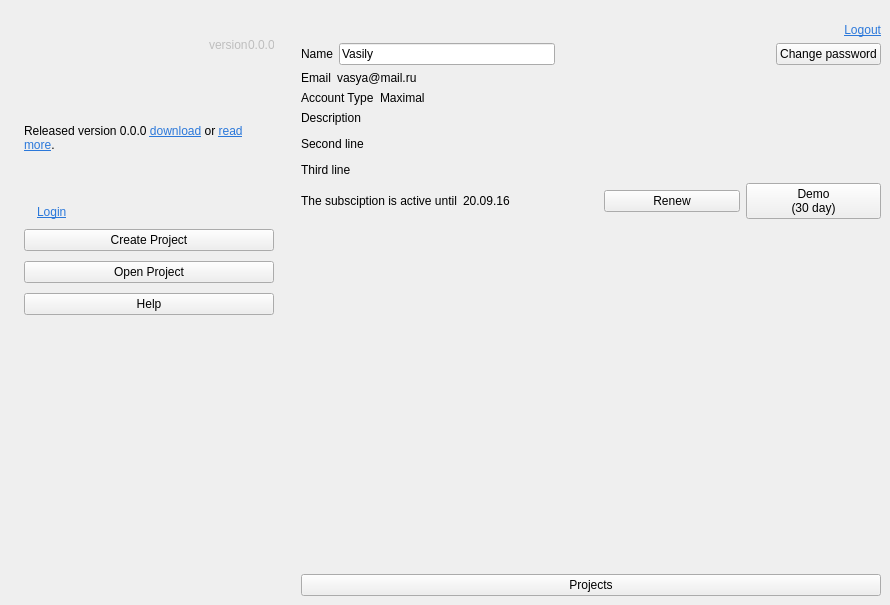
The window that src/bin/scenarist-desktop/UserInterfaceLayer/StartUp/StartUpView.ui (dimkanovikov/KITScenarist) describes before a commit, drawn with Qt 5.
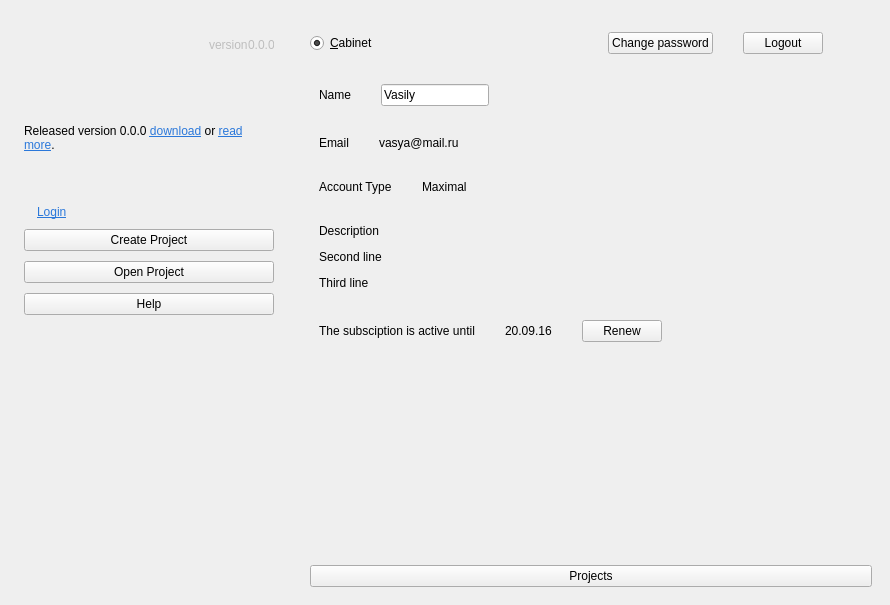
The same window after the commit. Icons and pictures are not drawn.

Commit message: New StartUp window

```diff
--- a/src/bin/scenarist-desktop/UserInterfaceLayer/StartUp/StartUpView.ui
+++ b/src/bin/scenarist-desktop/UserInterfaceLayer/StartUp/StartUpView.ui
@@ -496,22 +496,107 @@
         </widget>
         <widget class="QWidget" name="cabinetPage">
          <layout class="QVBoxLayout" name="verticalLayout_2">
+          <property name="spacing">
+           <number>30</number>
+          </property>
+          <property name="leftMargin">
+           <number>18</number>
+          </property>
+          <property name="topMargin">
+           <number>18</number>
+          </property>
+          <property name="rightMargin">
+           <number>18</number>
+          </property>
+          <property name="bottomMargin">
+           <number>18</number>
+          </property>
           <item>
-           <widget class="QLabel" name="logout">
+           <layout class="QHBoxLayout" name="horizontalLayout_8">
+            <item>
+             <widget class="QRadioButton" name="cabinetHeader">
+              <property name="minimumSize">
+               <size>
+                <width>0</width>
+                <height>0</height>
+               </size>
+              </property>
             <property name="text">
-             <string>&lt;a href=&quot;#&quot; style=&quot;color:#2b78da;&quot;&gt;Logout&lt;/a&gt;</string>
-            </property>
-            <property name="alignment">
-             <set>Qt::AlignRight|Qt::AlignTrailing|Qt::AlignVCenter</set>
-            </property>
-            <property name="margin">
-             <number>0</number>
-            </property>
-            <property name="indent">
-             <number>-1</number>
-            </property>
-           </widget>
-          </item>
+               <string>&amp;Cabinet</string>
+              </property>
+              <property name="checkable">
+               <bool>true</bool>
+              </property>
+              <property name="checked">
+               <bool>true</bool>
+              </property>
+             </widget>
+            </item>
+            <item>
+             <spacer name="horizontalSpacer_6">
+              <property name="orientation">
+               <enum>Qt::Horizontal</enum>
+              </property>
+              <property name="sizeType">
+               <enum>QSizePolicy::Fixed</enum>
+              </property>
+              <property name="sizeHint" stdset="0">
+               <size>
+                <width>200</width>
+                <height>20</height>
+               </size>
+              </property>
+             </spacer>
+            </item>
+            <item>
+             <widget class="QPushButton" name="changePassword">
+              <property name="sizePolicy">
+               <sizepolicy hsizetype="Maximum" vsizetype="Fixed">
+                <horstretch>0</horstretch>
+                <verstretch>0</verstretch>
+               </sizepolicy>
+              </property>
+              <property name="text">
+               <string>Change password</string>
+              </property>
+             </widget>
+            </item>
+            <item>
+             <widget class="QPushButton" name="logout">
+              <property name="sizePolicy">
+               <sizepolicy hsizetype="Maximum" vsizetype="Fixed">
+                <horstretch>0</horstretch>
+                <verstretch>0</verstretch>
+               </sizepolicy>
+              </property>
+              <property name="text">
+               <string>Logout</string>
+              </property>
+             </widget>
+            </item>
+            <item>
+             <spacer name="horizontalSpacer_5">
+              <property name="orientation">
+               <enum>Qt::Horizontal</enum>
+              </property>
+              <property name="sizeHint" stdset="0">
+               <size>
+                <width>40</width>
+                <height>20</height>
+               </size>
+              </property>
+             </spacer>
+            </item>
+           </layout>
+          </item>
+          <item>
+           <layout class="QVBoxLayout" name="verticalLayout_3">
+            <property name="spacing">
+             <number>30</number>
+            </property>
+            <property name="leftMargin">
+             <number>9</number>
+            </property>
           <item>
            <layout class="QHBoxLayout" name="horizontalLayout_4">
             <item>
@@ -523,6 +608,12 @@
             </item>
             <item>
              <widget class="QLineEdit" name="lineEdit">
+                <property name="sizePolicy">
+                 <sizepolicy hsizetype="Maximum" vsizetype="Fixed">
+                  <horstretch>0</horstretch>
+                  <verstretch>0</verstretch>
+                 </sizepolicy>
+                </property>
               <property name="text">
                <string>Vasily</string>
               </property>
@@ -541,13 +632,6 @@
               </property>
              </spacer>
             </item>
-            <item>
-             <widget class="QPushButton" name="pushButton_4">
-              <property name="text">
-               <string>Change password</string>
-              </property>
-             </widget>
-            </item>
            </layout>
           </item>
           <item>
@@ -635,30 +719,19 @@
              </widget>
             </item>
             <item>
-             <widget class="QPushButton" name="pushButton_2">
-              <property name="text">
-               <string>Demo
-(30 day)</string>
-              </property>
-              <property name="checkable">
-               <bool>false</bool>
-              </property>
-              <property name="autoRepeat">
-               <bool>false</bool>
-              </property>
-              <property name="autoExclusive">
-               <bool>false</bool>
-              </property>
-              <property name="autoDefault">
-               <bool>false</bool>
-              </property>
-              <property name="default">
-               <bool>false</bool>
-              </property>
-              <property name="flat">
-               <bool>false</bool>
-              </property>
-             </widget>
+               <spacer name="horizontalSpacer_3">
+                <property name="orientation">
+                 <enum>Qt::Horizontal</enum>
+                </property>
+                <property name="sizeHint" stdset="0">
+                 <size>
+                  <width>40</width>
+                  <height>20</height>
+                 </size>
+                </property>
+               </spacer>
+              </item>
+             </layout>
             </item>
            </layout>
           </item>
```
Left out of the diff: 274 changed lines with no effect on the pictures. Lines whose indentation alone changed are shown as unchanged. The commit also changes 9 other files.
